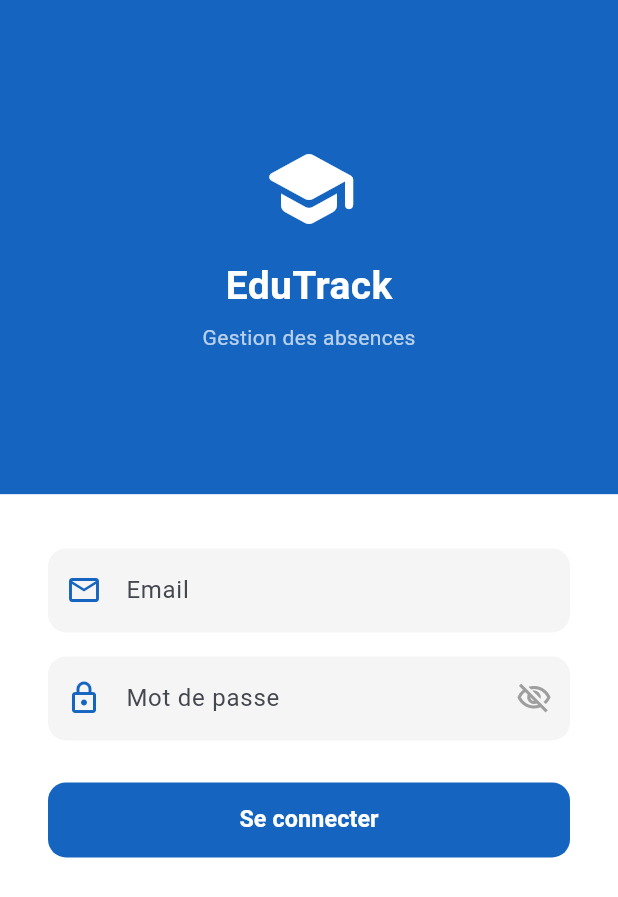
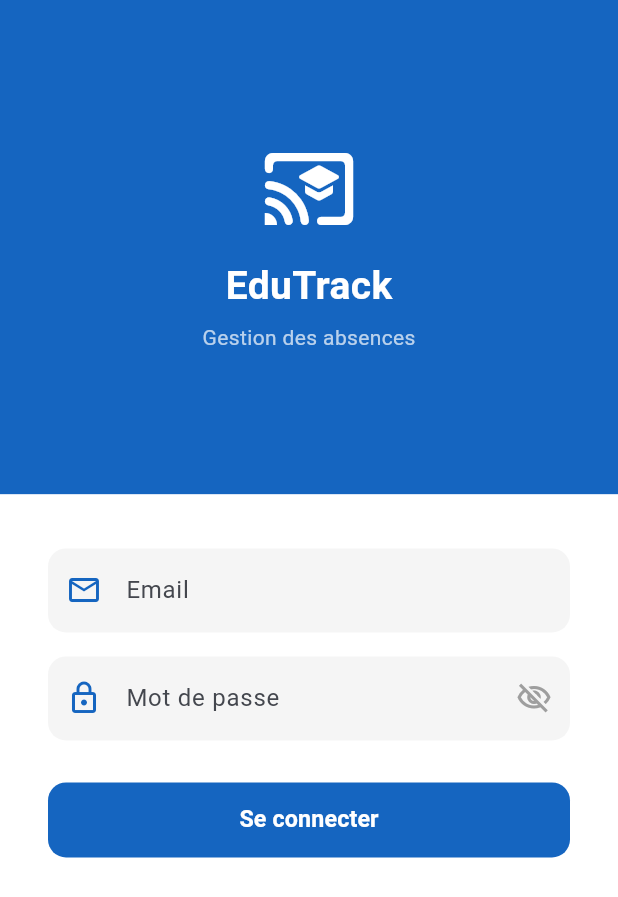
Before and after one commit to AymenJeddou/Gestion-Absence-Flutter-App, a Flutter app: the screen it shows after launch, on a phone screen of 412 x 824 dp. Shown: the top 897 px of the screen. Run offline on Flutter 3.47's test engine with Material 3 defaults, Android fonts, the phone set to English and light mode, and no system bars; our stand-ins replace shared_preferences.

Commit message:
Update frontend login icon and API URL

```diff
--- a/frontend/lib/config/api_config.dart
+++ b/frontend/lib/config/api_config.dart
@@ -1,4 +1,4 @@
 // URL de base de l'API
 // Utilisez 10.0.2.2 pour l'émulateur Android (redirige vers localhost)
 // Ou mettez l'IP de votre machine si vous testez sur un vrai téléphone
-const String baseUrl = 'http://172.18.133.22/gest_absence_api';
+const String baseUrl = 'http://192.168.1.21/gest_absence_api';
--- a/frontend/lib/screens/login_screen.dart
+++ b/frontend/lib/screens/login_screen.dart
@@ -92,7 +92,6 @@ class _LoginScreenState extends State<LoginScreen> {
     return Scaffold(
       body: Column(
         children: [
-          // ── Moitié haute colorée ──────────────────────────────────────
           Expanded(
             flex: 2,
             child: Container(
@@ -101,7 +100,11 @@ class _LoginScreenState extends State<LoginScreen> {
               child: const Column(
                 mainAxisAlignment: MainAxisAlignment.center,
                 children: [
-                  Icon(Icons.school_rounded, size: 64, color: Colors.white),
+                  Icon(
+                    Icons.cast_for_education_rounded,
+                    size: 64,
+                    color: Colors.white,
+                  ),
                   SizedBox(height: 14),
                   Text(
                     'EduTrack',
```
